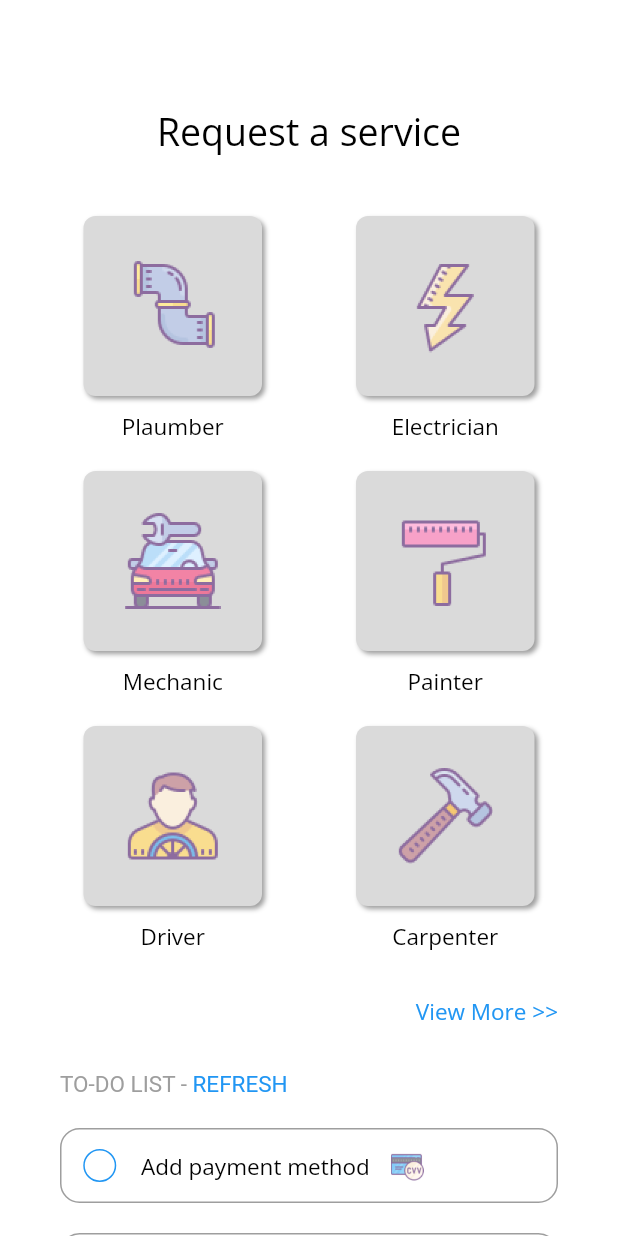
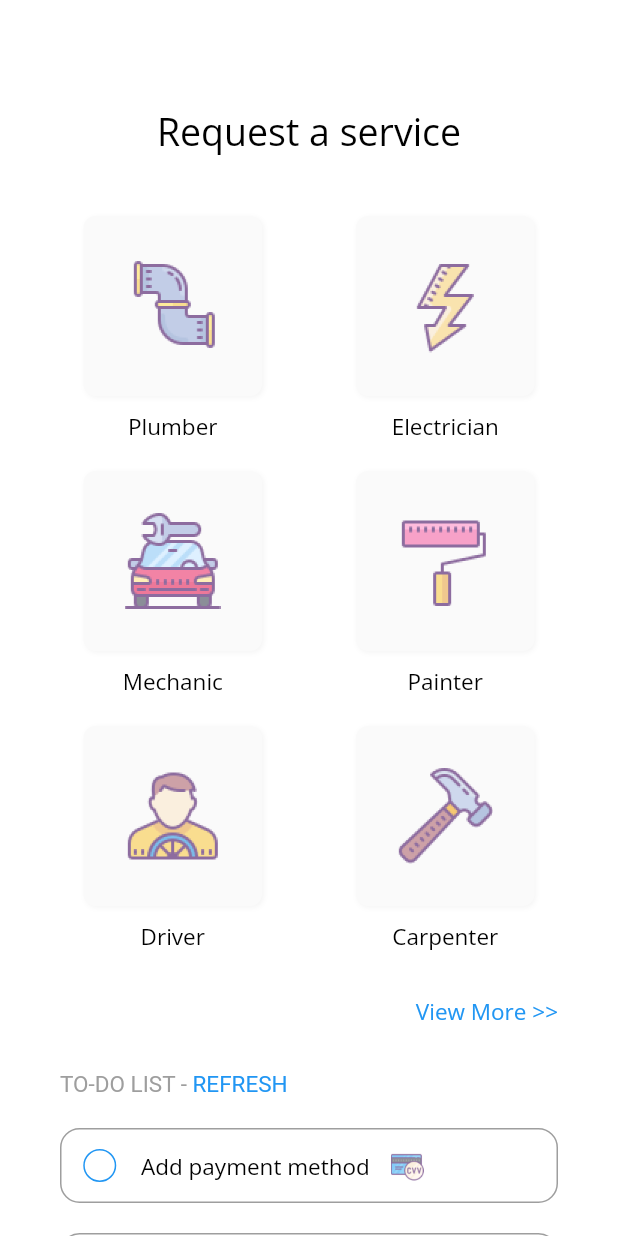
Before and after one commit to Akinsola1/CraftsMan_rebranded, a Flutter app: the screen it shows after launch, on a phone screen of 412 x 824 dp. Run offline on Flutter 3.47's test engine with Material 2 defaults, Android fonts, the phone set to English and light mode, and no system bars; drawn by our look-alikes of bouncing_widget; our stand-ins replace animate_do, avatar_glow, google_fonts.

Commit message:
animation added

```diff
--- a/lib/screens/home_page.dart
+++ b/lib/screens/home_page.dart
@@ -1,5 +1,5 @@
+import 'package:animate_do/animate_do.dart';
 import 'package:craftsman_refurbished/screens/problem_description.dart';
-import 'package:craftsman_refurbished/screens/search.dart';
 import 'package:craftsman_refurbished/widget/craftsman_selection.dart';
 import 'package:craftsman_refurbished/widget/todo.dart';
 import 'package:flutter/material.dart';
@@ -19,11 +19,14 @@ class homePage extends StatelessWidget {
           const SizedBox(
             height: 70,
           ),
-          Text('Request a service',
+          FadeInDown(
+            delay: const Duration(milliseconds: 1000),
+            child: Text('Request a service',
                 style: GoogleFonts.openSans(
                   color: Colors.black,
                   fontSize: 25,
                 )),
+          ),
           const SizedBox(
             height: 40,
           ),
@@ -34,10 +37,14 @@ class homePage extends StatelessWidget {
                 children: [
                   craftsMan_selection(
                     image: 'assets/images/plumber.png',
-                    title: 'Plaumber',
+                    title: 'Plumber',
                     ontap: () {
-                      Navigator.of(context).push(
-                          MaterialPageRoute(builder: (context) =>const Problem_description(image: 'assets/images/plumber.png', title: 'plumber',)));
+                      Navigator.push(
+                          context,
+                          MaterialPageRoute(
+                              builder: (context) => Problem_description(
+                                  title: 'Plumber',
+                                  image: 'assets/images/plumber.png')));
                     },
                   ),
                   const SizedBox(
@@ -47,8 +54,11 @@ class homePage extends StatelessWidget {
                     image: 'assets/images/electrician.png',
                     title: 'Electrician',
                     ontap: () {
-                      Navigator.of(context).push(
-                          MaterialPageRoute(builder: (context) => const Problem_description(image: 'assets/images/electrician.png', title: 'electrician',)));
+                      Navigator.of(context).push(MaterialPageRoute(
+                          builder: (context) => const Problem_description(
+                                image: 'assets/images/electrician.png',
+                                title: 'electrician',
+                              )));
                     },
                   ),
                 ],
@@ -61,8 +71,11 @@ class homePage extends StatelessWidget {
                     image: 'assets/images/mechanic.png',
                     title: 'Mechanic',
                     ontap: () {
-                      Navigator.of(context).push(
-                          MaterialPageRoute(builder: (context) => const Problem_description(image: 'assets/images/mechanic.png', title: 'mechanic',)));
+                      Navigator.of(context).push(MaterialPageRoute(
+                          builder: (context) => const Problem_description(
+                                image: 'assets/images/mechanic.png',
+                                title: 'mechanic',
+                              )));
                     },
                   ),
                   const SizedBox(
@@ -72,8 +85,11 @@ class homePage extends StatelessWidget {
                     image: 'assets/images/painter.png',
                     title: 'Painter',
                     ontap: () {
-                      Navigator.of(context).push(
-                          MaterialPageRoute(builder: (context) => const Problem_description(image: 'assets/images/painter.png', title: 'painter',)));
+                      Navigator.of(context).push(MaterialPageRoute(
+                          builder: (context) => const Problem_description(
+                                image: 'assets/images/painter.png',
+                                title: 'painter',
+                              )));
                     },
                   ),
                 ],
@@ -88,8 +104,11 @@ class homePage extends StatelessWidget {
                     image: 'assets/images/driver.png',
                     title: 'Driver',
                     ontap: () {
-                      Navigator.of(context).push(
-                          MaterialPageRoute(builder: (context) => const Problem_description(image: 'assets/images/driver.png', title: 'driver',)));
+                      Navigator.of(context).push(MaterialPageRoute(
+                          builder: (context) => const Problem_description(
+                                image: 'assets/images/driver.png',
+                                title: 'driver',
+                              )));
                     },
                   ),
                   const SizedBox(
@@ -99,8 +118,11 @@ class homePage extends StatelessWidget {
                     image: 'assets/images/carpenter.png',
                     title: 'Carpenter',
                     ontap: () {
-                      Navigator.of(context).push(
-                          MaterialPageRoute(builder: (context) => const Problem_description(image: 'assets/images/carpenter.png', title: 'carpenter',)));
+                      Navigator.of(context).push(MaterialPageRoute(
+                          builder: (context) => const Problem_description(
+                                image: 'assets/images/carpenter.png',
+                                title: 'carpenter',
+                              )));
                     },
                   ),
                 ],
@@ -110,7 +132,9 @@ class homePage extends StatelessWidget {
           const SizedBox(
             height: 30,
           ),
-          Row(
+          FadeInUp(
+            delay:const Duration(milliseconds: 2000),
+            child: Row(
               crossAxisAlignment: CrossAxisAlignment.end,
               children: [
                 const Spacer(),
@@ -123,8 +147,11 @@ class homePage extends StatelessWidget {
                 ),
               ],
             ),
+          ),
           const SizedBox(height: 30),
-          Row(
+          FadeInUp(
+            delay:const Duration(milliseconds: 2000),
+            child: Row(
               crossAxisAlignment: CrossAxisAlignment.start,
               children: [
                 RichText(
@@ -145,10 +172,13 @@ class homePage extends StatelessWidget {
                 ),
               ],
             ),
+          ),
           const SizedBox(
             height: 20,
           ),
-          Column(
+          FadeInUp(
+            delay: Duration(milliseconds: 2500),
+            child: Column(
               children: const [
                 ToDo(
                     title: 'Add payment method',
@@ -157,12 +187,12 @@ class homePage extends StatelessWidget {
                   height: 20,
                 ),
                 ToDo(
-                  title: 'Invite and earn', image: 'assets/images/discount.png')
+                    title: 'Invite and earn',
+                    image: 'assets/images/discount.png')
               ],
             ),
-         const  SizedBox(
-            height: 40
           ),
+          const SizedBox(height: 40),
         ]),
       ),
     ));
--- a/lib/widget/craftsman_selection.dart
+++ b/lib/widget/craftsman_selection.dart
@@ -1,6 +1,7 @@
+import 'package:bouncing_widget/bouncing_widget.dart';
 import 'package:flutter/material.dart';
 import 'package:google_fonts/google_fonts.dart';
-
+import 'package:animate_do/animate_do.dart';
 class craftsMan_selection extends StatelessWidget {
   final String image;
   final String title;
@@ -11,22 +12,26 @@ class craftsMan_selection extends StatelessWidget {
 
   @override
   Widget build(BuildContext context) {
-    return Column(
+    return FadeInUp(
+      delay:const Duration(milliseconds: 1500),
+      child: Column(
         children: [
-        InkWell(
-          onTap: () => ontap(),
+          BouncingWidget(
+            duration: Duration(milliseconds: 400),
+            scaleFactor: 1.5,
+            onPressed: ontap,
             child: Container(
               height: 120,
               width: 119,
               decoration: BoxDecoration(
-                color: Color(0xffDADADA),
+                  color: Colors.grey.shade50,
                   borderRadius: BorderRadius.circular(8),
-                boxShadow: const [
+                  boxShadow: [
                     BoxShadow(
-                    color: Colors.grey,
+                      color: Colors.grey.shade100,
                       blurRadius: 2.0,
                       spreadRadius: 0.0,
-                    offset: Offset(2.0, 2.0), // shadow direction: bottom right
+                      offset: Offset(1.0, 1.0), // shadow direction: bottom right
                     )
                   ],
                   image: DecorationImage(
@@ -44,6 +49,7 @@ class craftsMan_selection extends StatelessWidget {
             ),
           )
         ],
+      ),
     );
   }
 }
--- a/pubspec.yaml
+++ b/pubspec.yaml
@@ -36,6 +36,9 @@ dependencies:
   cupertino_icons: ^1.0.2
   google_fonts: ^2.1.0
   avatar_glow: ^2.0.2
+  animate_do: ^2.0.0
+  bouncing_widget: ^2.0.0
+
 
 dev_dependencies:
   flutter_test:
```
Also changed, not shown: lib/screens/problem_description.dart (+40 -18 lines), pubspec.lock. Lines whose indentation alone changed are shown as unchanged.
